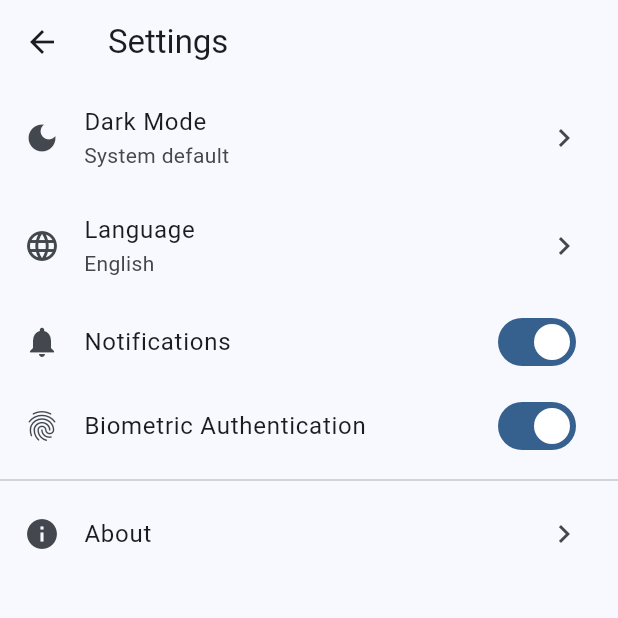
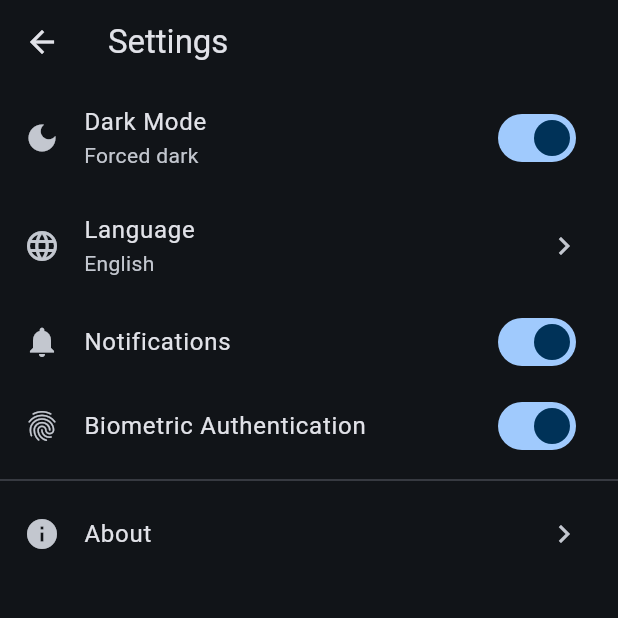
Before and after one commit to JakubMalinowski378/projekt-mobilki, a Flutter app: the SettingsScreen screen opened directly, after a tap on "Dark Mode", on a phone screen of 412 x 824 dp, the top half of it. Run offline on Flutter 3.47's test engine with Material 3 defaults, Android fonts, the light colour scheme and no system bars; our stand-ins replace audioplayers, drift, fl_chart, flutter_local_notifications, local_auth, sensors_plus and 2 more; missing offline and left inert: sqlite3; accounts and stored records are empty; generated files the repository leaves out were written again.

Commit message:
Dodanie dostawcy ustawień dla nadpisywania trybu ciemnego i początkowej konfiguracji opcji narzędzi deweloperskich
- Zaimplementowano SettingsProvider do zarządzania nadpisywaniem trybu ciemnego za pomocą SharedPreferences.
- Dodano metody ładowania i ustawiania preferencji trybu ciemnego z zarządzaniem stanem.

```diff
--- /dev/null
+++ b/devtools_options.yaml
@@ -0,0 +1,3 @@
+description: This file stores settings for Dart & Flutter DevTools.
+documentation: https://docs.flutter.dev/tools/devtools/extensions#configure-extension-enablement-states
+extensions:
--- a/lib/main.dart
+++ b/lib/main.dart
@@ -2,6 +2,7 @@ import 'package:flutter/material.dart';
 import 'package:provider/provider.dart';
 import 'package:flutter_localizations/flutter_localizations.dart';
 
+import 'providers/settings_provider.dart';
 import 'data/database/database.dart';
 import 'data/services/biometric_service.dart';
 import 'data/services/currency_service.dart';
@@ -59,9 +60,13 @@ class MyApp extends StatelessWidget {
         ChangeNotifierProvider(
           create: (_) => CurrencyProvider(database, currencyService),
         ),
+        ChangeNotifierProvider(
+          create: (_) => SettingsProvider(),
+        ),
         Provider.value(value: biometricService),
       ],
-      child: MaterialApp(
+      child: Consumer<SettingsProvider>(
+        builder: (context, settings, _) => MaterialApp(
           title: 'Finance Tracker',
           debugShowCheckedModeBanner: false,
           theme: ThemeData(
@@ -78,7 +83,7 @@ class MyApp extends StatelessWidget {
             ),
             useMaterial3: true,
           ),
-        themeMode: ThemeMode.system,
+          themeMode: settings.isDarkModeOverride ? ThemeMode.dark : ThemeMode.system,
           localizationsDelegates: const [
             AppLocalizations.delegate,
             GlobalMaterialLocalizations.delegate,
@@ -91,6 +96,7 @@ class MyApp extends StatelessWidget {
           ],
           home: AuthScreen(biometricService: biometricService),
         ),
+      ),
     );
   }
 }
--- /dev/null
+++ b/lib/providers/settings_provider.dart
@@ -0,0 +1,34 @@
+import 'package:flutter/foundation.dart';
+import 'package:shared_preferences/shared_preferences.dart';
+
+class SettingsProvider with ChangeNotifier {
+  static const _darkOverrideKey = 'dark_mode_override';
+
+  bool _isDarkModeOverride = false;
+  bool get isDarkModeOverride => _isDarkModeOverride;
+
+  SettingsProvider() {
+    _load();
+  }
+
+  Future<void> _load() async {
+    try {
+      final prefs = await SharedPreferences.getInstance();
+      _isDarkModeOverride = prefs.getBool(_darkOverrideKey) ?? false;
+      notifyListeners();
+    } catch (_) {
+      // ignore errors and keep default
+    }
+  }
+
+  Future<void> setDarkModeOverride(bool value) async {
+    _isDarkModeOverride = value;
+    try {
+      final prefs = await SharedPreferences.getInstance();
+      await prefs.setBool(_darkOverrideKey, value);
+    } catch (_) {
+      // ignore
+    }
+    notifyListeners();
+  }
+}
--- a/lib/screens/settings_screen.dart
+++ b/lib/screens/settings_screen.dart
@@ -1,5 +1,7 @@
 import 'package:flutter/material.dart';
+import 'package:provider/provider.dart';
 import '../l10n/app_localizations.dart';
+import '../providers/settings_provider.dart';
 
 class SettingsScreen extends StatelessWidget {
   const SettingsScreen({super.key});
@@ -14,14 +16,14 @@ class SettingsScreen extends StatelessWidget {
       ),
       body: ListView(
         children: [
-          ListTile(
-            leading: const Icon(Icons.dark_mode),
+          SwitchListTile(
+            secondary: const Icon(Icons.dark_mode),
             title: Text(l10n.darkMode),
-            subtitle: const Text('System default'),
-            trailing: const Icon(Icons.chevron_right),
-            onTap: () {
-              // TODO: Implement theme switching
-            },
+            subtitle: Consumer<SettingsProvider>(
+              builder: (context, settings, _) => Text(settings.isDarkModeOverride ? 'Forced dark' : 'System default'),
+            ),
+            value: Provider.of<SettingsProvider>(context).isDarkModeOverride,
+            onChanged: (value) => Provider.of<SettingsProvider>(context, listen: false).setDarkModeOverride(value),
           ),
           ListTile(
             leading: const Icon(Icons.language),
--- a/pubspec.yaml
+++ b/pubspec.yaml
@@ -14,6 +14,7 @@ dependencies:
 
   # State Management
   provider: ^6.1.1
+  shared_preferences: ^2.2.15
 
   # Database
   drift: ^2.14.1
```
Also changed, not shown: pubspec.lock, 1 other file. Lines whose indentation alone changed are shown as unchanged.
